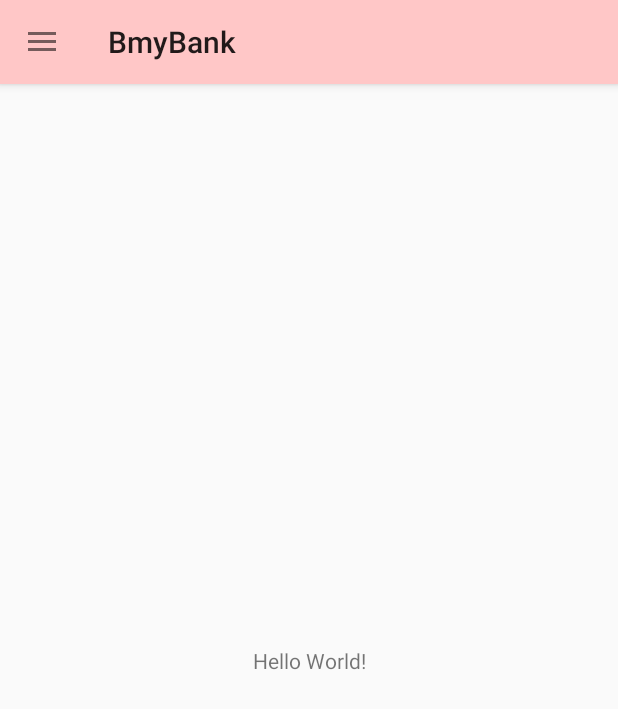
After one commit to TheCreamOfTheCrop/Mobile_Application, an Android app: the MainActivity screen opened directly, with no data from a screen before it, on a phone screen of 412 x 824 dp. The commit adds this screen. Shown: the top 709 px of the screen. Run offline under Robolectric (Android 15) with nearby library versions, the phone set to English and light mode, and no system bars.

Commit message:
added everytginh to make drawer work

```diff
--- a/app/build.gradle
+++ b/app/build.gradle
@@ -34,6 +34,7 @@ dependencies {
     implementation "org.jetbrains.kotlin:kotlin-stdlib-jre7:$kotlin_version"
     implementation 'com.android.support:appcompat-v7:27.1.0'
     implementation 'com.android.support.constraint:constraint-layout:1.0.2'
+    compile 'com.android.support:design:27.1.0'
     testImplementation 'junit:junit:4.12'
     androidTestImplementation 'com.android.support.test:runner:1.0.1'
     androidTestImplementation 'com.android.support.test.espresso:espresso-core:3.0.1'
--- a/app/src/main/AndroidManifest.xml
+++ b/app/src/main/AndroidManifest.xml
@@ -33,6 +33,10 @@
         <activity
             android:name=".InscriptionActivity"
             android:screenOrientation="portrait"/>
+
+        <activity
+            android:name=".MainActivity"
+            android:screenOrientation="portrait"/>
     </application>
 
 </manifest>
--- /dev/null
+++ b/app/src/main/java/ecalle/com/bmybank/MainActivity.kt
@@ -0,0 +1,64 @@
+package ecalle.com.bmybank
+
+import android.os.Bundle
+import android.support.design.widget.NavigationView
+import android.support.v4.view.GravityCompat
+import android.support.v7.app.ActionBarDrawerToggle
+import android.support.v7.app.AppCompatActivity
+import android.support.v7.widget.Toolbar
+import android.view.MenuItem
+import kotlinx.android.synthetic.main.activity_main.*
+import org.jetbrains.anko.find
+
+/**
+ * Created by Thomas Ecalle on 18/03/2018.
+ */
+class MainActivity : AppCompatActivity(), ToolbarManager, NavigationView.OnNavigationItemSelectedListener
+{
+    override val toolbar by lazy { find<Toolbar>(R.id.toolbar) }
+
+    override fun onCreate(savedInstanceState: Bundle?)
+    {
+        super.onCreate(savedInstanceState)
+        setContentView(R.layout.activity_main)
+
+        toolbarTitle = getString(R.string.bmyBank)
+
+        val toggle = ActionBarDrawerToggle(this, drawer_layout, toolbar, R.string.navigation_drawer_open, R.string.navigation_drawer_close)
+        drawer_layout.addDrawerListener(toggle)
+        toggle.syncState()
+
+        nav_view.setNavigationItemSelectedListener(this)
+    }
+
+    override fun onBackPressed()
+    {
+        if (drawer_layout.isDrawerOpen(GravityCompat.START))
+        {
+            drawer_layout.closeDrawer(GravityCompat.START)
+        }
+        else
+        {
+            super.onBackPressed()
+        }
+    }
+
+    override fun onNavigationItemSelected(item: MenuItem): Boolean
+    {
+        when (item.itemId)
+        {
+            R.id.nav_profile ->
+            {
+
+            }
+            R.id.nav_edit_profile ->
+            {
+
+            }
+        }
+
+        drawer_layout.closeDrawer(GravityCompat.START)
+        return true
+    }
+
+}
--- a/app/src/main/java/ecalle/com/bmybank/bo/User.kt
+++ b/app/src/main/java/ecalle/com/bmybank/bo/User.kt
@@ -1,4 +1,6 @@
 package ecalle.com.bmybank.bo
+
+import java.io.Serializable
 
 /**
  * Created by Thomas Ecalle on 14/03/2018.
@@ -11,4 +13,4 @@ data class User(val id: Int,
                 val firstname: String,
                 val avatar: String,
                 val description: String,
-                val isAccountValidate: Boolean)
+                val isAccountValidate: Boolean) : Serializable
--- /dev/null
+++ b/app/src/main/res/drawable/ic_edit.xml
@@ -0,0 +1,9 @@
+<vector xmlns:android="http://schemas.android.com/apk/res/android"
+        android:width="24dp"
+        android:height="24dp"
+        android:viewportWidth="24.0"
+        android:viewportHeight="24.0">
+    <path
+        android:fillColor="#FF000000"
+        android:pathData="M3,17.25V21h3.75L17.81,9.94l-3.75,-3.75L3,17.25zM20.71,7.04c0.39,-0.39 0.39,-1.02 0,-1.41l-2.34,-2.34c-0.39,-0.39 -1.02,-0.39 -1.41,0l-1.83,1.83 3.75,3.75 1.83,-1.83z"/>
+</vector>
--- /dev/null
+++ b/app/src/main/res/drawable/ic_person.xml
@@ -0,0 +1,9 @@
+<vector xmlns:android="http://schemas.android.com/apk/res/android"
+        android:width="24dp"
+        android:height="24dp"
+        android:viewportWidth="24.0"
+        android:viewportHeight="24.0">
+    <path
+        android:fillColor="#FF000000"
+        android:pathData="M12,12c2.21,0 4,-1.79 4,-4s-1.79,-4 -4,-4 -4,1.79 -4,4 1.79,4 4,4zM12,14c-2.67,0 -8,1.34 -8,4v2h16v-2c0,-2.66 -5.33,-4 -8,-4z"/>
+</vector>
--- /dev/null
+++ b/app/src/main/res/layout/activity_main.xml
@@ -0,0 +1,26 @@
+<?xml version="1.0" encoding="utf-8"?>
+<android.support.v4.widget.DrawerLayout
+    xmlns:android="http://schemas.android.com/apk/res/android"
+    xmlns:app="http://schemas.android.com/apk/res-auto"
+    xmlns:tools="http://schemas.android.com/tools"
+    android:id="@+id/drawer_layout"
+    android:layout_width="match_parent"
+    android:layout_height="match_parent"
+    android:fitsSystemWindows="true"
+    tools:openDrawer="start">
+
+    <include
+        layout="@layout/app_bar_main"
+        android:layout_width="match_parent"
+        android:layout_height="match_parent"/>
+
+    <android.support.design.widget.NavigationView
+        android:id="@+id/nav_view"
+        android:layout_width="wrap_content"
+        android:layout_height="match_parent"
+        android:layout_gravity="start"
+        android:fitsSystemWindows="true"
+        app:headerLayout="@layout/nav_header_main"
+        app:menu="@menu/activity_main_drawer"/>
+
+</android.support.v4.widget.DrawerLayout>
--- /dev/null
+++ b/app/src/main/res/layout/app_bar_main.xml
@@ -0,0 +1,20 @@
+<?xml version="1.0" encoding="utf-8"?>
+<android.support.design.widget.CoordinatorLayout
+    xmlns:android="http://schemas.android.com/apk/res/android"
+    xmlns:tools="http://schemas.android.com/tools"
+    android:layout_width="match_parent"
+    android:layout_height="match_parent"
+    tools:context=".MainActivity">
+
+    <android.support.design.widget.AppBarLayout
+        android:layout_width="match_parent"
+        android:layout_height="wrap_content"
+        android:theme="@style/AppTheme.AppBarOverlay">
+
+        <include layout="@layout/toolbar"/>
+
+    </android.support.design.widget.AppBarLayout>
+
+    <include layout="@layout/content_main"/>
+
+</android.support.design.widget.CoordinatorLayout>
--- /dev/null
+++ b/app/src/main/res/layout/content_main.xml
@@ -0,0 +1,22 @@
+<?xml version="1.0" encoding="utf-8"?>
+<android.support.constraint.ConstraintLayout
+    xmlns:android="http://schemas.android.com/apk/res/android"
+    xmlns:app="http://schemas.android.com/apk/res-auto"
+    xmlns:tools="http://schemas.android.com/tools"
+    android:layout_width="match_parent"
+    android:layout_height="match_parent"
+    app:layout_behavior="@string/appbar_scrolling_view_behavior"
+    tools:context="ecalle.com.testdrawer.MainActivity"
+    tools:showIn="@layout/app_bar_main"
+    >
+
+    <TextView
+        android:layout_width="wrap_content"
+        android:layout_height="wrap_content"
+        android:text="Hello World!"
+        app:layout_constraintBottom_toBottomOf="parent"
+        app:layout_constraintLeft_toLeftOf="parent"
+        app:layout_constraintRight_toRightOf="parent"
+        app:layout_constraintTop_toTopOf="parent"/>
+
+</android.support.constraint.ConstraintLayout>
--- a/app/src/main/res/layout/toolbar.xml
+++ b/app/src/main/res/layout/toolbar.xml
@@ -1,4 +1,10 @@
 <?xml version="1.0" encoding="utf-8"?>
+
+<android.support.design.widget.AppBarLayout
+    xmlns:android="http://schemas.android.com/apk/res/android"
+    android:layout_width="match_parent"
+    android:layout_height="wrap_content">
+
     <android.support.v7.widget.Toolbar
         xmlns:android="http://schemas.android.com/apk/res/android"
         xmlns:app="http://schemas.android.com/apk/res-auto"
@@ -8,3 +14,5 @@
         android:theme="@style/ThemeOverlay.AppCompat.Light"
         app:popupTheme="@style/ThemeOverlay.AppCompat.Light"
         />
+
+</android.support.design.widget.AppBarLayout>
--- /dev/null
+++ b/app/src/main/res/menu/activity_main_drawer.xml
@@ -0,0 +1,23 @@
+<?xml version="1.0" encoding="utf-8"?>
+<menu xmlns:android="http://schemas.android.com/apk/res/android"
+      xmlns:tools="http://schemas.android.com/tools"
+      tools:showIn="navigation_view">
+
+    <item
+        android:title="@string/personel_informations_menu_title"
+        >
+        <menu>
+            <item
+                android:id="@+id/nav_profile"
+                android:icon="@drawable/ic_person"
+                android:title="@string/consult"
+                />
+            <item
+                android:id="@+id/nav_edit_profile"
+                android:icon="@drawable/ic_edit"
+                android:title="@string/modify"
+                />
+        </menu>
+    </item>
+
+</menu>
--- a/app/src/main/res/values/dimens.xml
+++ b/app/src/main/res/values/dimens.xml
@@ -3,4 +3,7 @@
     <dimen name="generalPadding">30dp</dimen>
     <dimen name="generalCardElevation">10dp</dimen>
     <dimen name="linedTitleMargin">30dp</dimen>
+    <dimen name="nav_header_vertical_spacing">8dp</dimen>
+    <dimen name="nav_header_height">176dp</dimen>
+    <dimen name="fab_margin">16dp</dimen>
 </resources>
--- a/app/src/main/res/values/strings.xml
+++ b/app/src/main/res/values/strings.xml
@@ -37,4 +37,12 @@
     <string name="quitting_inscription_validation">Êtes-vous sûr de vouloir annuler l\'inscription ?</string>
     <string name="cancel">Annuler</string>
     <string name="wrong_email_or_password">Mauvais email ou mot de passe</string>
+    <string name="valid_account_label">Compte validé</string>
+    <string name="server_issue">Une erreur est survenur côté serveur, veuillez réessayer ultérieurement</string>
+    <string name="navigation_drawer_open">ouvrir drawer</string>
+    <string name="navigation_drawer_close">Fermet drawer</string>
+    <string name="bmyBank">BmyBank</string>
+    <string name="personel_informations_menu_title">Informations personnelles</string>
+    <string name="consult">Consulter</string>
+    <string name="modify">Modifier</string>
 </resources>
--- a/app/src/main/res/values/styles.xml
+++ b/app/src/main/res/values/styles.xml
@@ -8,6 +8,10 @@
         <item name="colorAccent">@color/colorAccent</item>
         <item name="ms_stepperStyle">@style/StepperStyle</item>
     </style>
+
+    <style name="AppTheme.AppBarOverlay" parent="ThemeOverlay.AppCompat.Dark.ActionBar"/>
+
+    <style name="AppTheme.PopupOverlay" parent="ThemeOverlay.AppCompat.Light"/>
 
     <style name="StepperStyle">
         <item name="ms_stepperType">tabs</item>
```
Also changed, not shown: app/src/main/java/ecalle/com/bmybank/Constants.kt (added, +12 -0 lines), app/src/main/java/ecalle/com/bmybank/LoginActivity.kt (+17 -1 lines), app/src/main/res/drawable-v24/side_nav_bar.xml (added, +8 -0 lines), app/src/main/res/layout/nav_header_main.xml (added, +37 -0 lines). Lines whose indentation alone changed are shown as unchanged.
